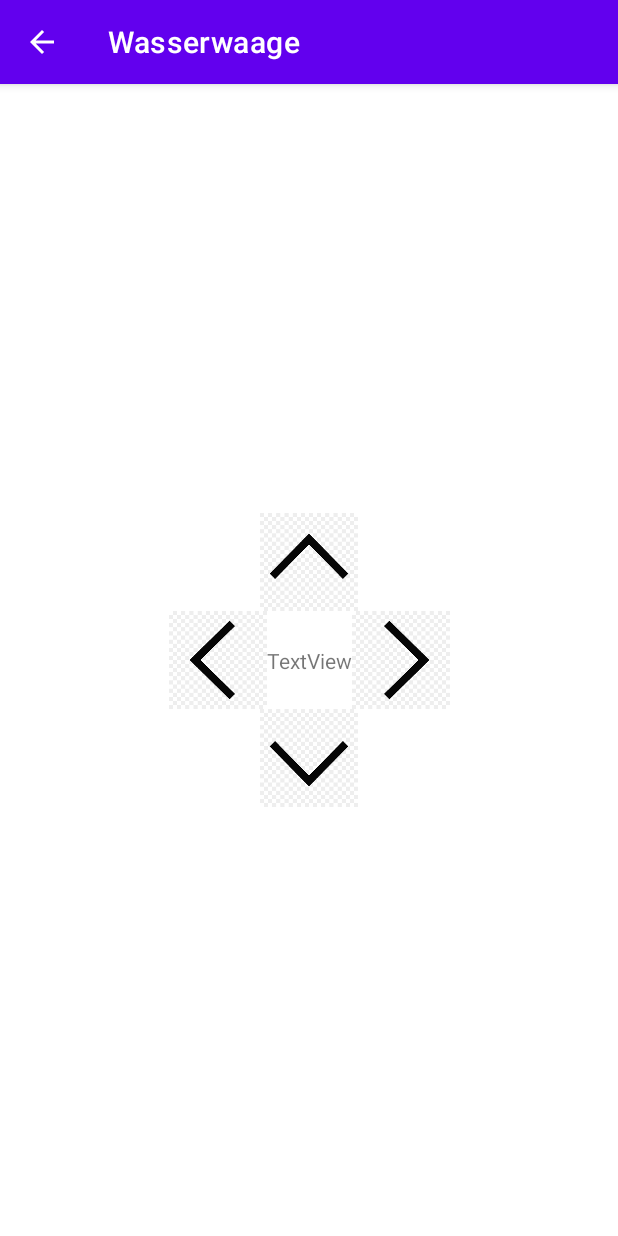
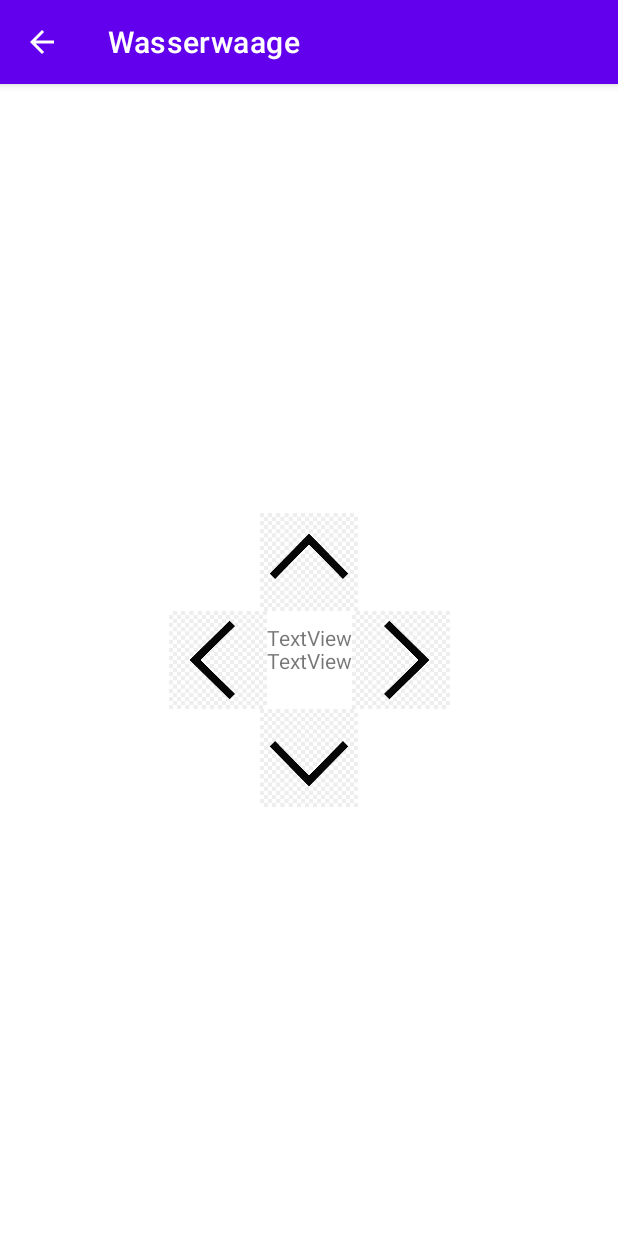
Before and after one commit to Jannik04-cpu/Messurehut, an Android app: the screen it shows after launch (SpiritLevelActivity), after a tap on an icon or button, on a phone screen of 412 x 824 dp. Run offline under Robolectric (Android 15) with nearby library versions, the phone set to English and light mode, and no system bars.

Commit message:
Wasserwaage fertig

```diff
--- a/app/src/main/java/com/example/messurehut/MainActivity.java
+++ b/app/src/main/java/com/example/messurehut/MainActivity.java
@@ -3,9 +3,15 @@ package com.example.messurehut;
 import androidx.appcompat.app.ActionBar;
 import androidx.appcompat.app.AppCompatActivity;
 
+import android.content.Context;
 import android.content.Intent;
+import android.hardware.Sensor;
+import android.hardware.SensorManager;
 import android.os.Bundle;
+import android.util.Log;
 import android.view.View;
+
+import java.util.List;
 
 public class MainActivity extends AppCompatActivity {
 
@@ -14,6 +20,14 @@ public class MainActivity extends AppCompatActivity {
         super.onCreate(savedInstanceState);
         setContentView(R.layout.activity_main);
         setTitle(getString(R.string.app_name));
+
+        final SensorManager sensorManager;
+        sensorManager = (SensorManager) getSystemService(Context.SENSOR_SERVICE);
+        List<Sensor> sensors = sensorManager.getSensorList(Sensor.TYPE_ALL);
+
+        for (Sensor sensor : sensors) {
+            Log.d("Sensor", sensor.getName());
+        }
     }
 
     public void onClickEar(View v){
--- a/app/src/main/java/com/example/messurehut/SpiritLevelActivity.java
+++ b/app/src/main/java/com/example/messurehut/SpiritLevelActivity.java
@@ -3,21 +3,22 @@ package com.example.messurehut;
 import androidx.appcompat.app.ActionBar;
 import androidx.appcompat.app.AppCompatActivity;
 
-import android.graphics.Color;
 import android.os.Bundle;
 import android.view.MenuItem;
 import android.view.View;
 import android.widget.ImageView;
+import android.widget.TextView;
 
-import com.example.messurehut.sensor.Gyroscope;
+import com.example.messurehut.sensor.RotationVector;
 
 public class SpiritLevelActivity extends AppCompatActivity {
 
-    private Gyroscope gyroscope;
+    private RotationVector rotationVector;
 
     @Override
     protected void onCreate(Bundle savedInstanceState) {
         super.onCreate(savedInstanceState);
+
         setContentView(R.layout.activity_spirit_level);
 
         setTitle("Wasserwaage");
@@ -26,32 +27,43 @@ public class SpiritLevelActivity extends AppCompatActivity {
         if(actionBar != null){
             actionBar.setDisplayHomeAsUpEnabled(true);
         }
-        gyroscope = new Gyroscope(this);
+//        gyroscope = new Gyroscope(this);
+        rotationVector = new RotationVector(this);
+    }
 
-        gyroscope.setListener(new Gyroscope.Listener() {
+    @Override
+    protected void onStart(){
+        super.onStart();
 
+        TextView X = (TextView)findViewById(R.id.X);
+        TextView Y = (TextView)findViewById(R.id.Y);
+
+        ImageView imgUp = (ImageView)findViewById(R.id.up);
+        ImageView imgDown = (ImageView)findViewById(R.id.down);
+        ImageView imgLeft = (ImageView)findViewById(R.id.left);
+        ImageView imgRight = (ImageView)findViewById(R.id.right);
+
+        rotationVector.setListener(new RotationVector.Listener() {
             @Override
             public void onRotation(float rx, float ry, float rz) {
-
-                ImageView imgUp = (ImageView)findViewById(R.id.up);
-                ImageView imgDown = (ImageView)findViewById(R.id.down);
-                ImageView imgLeft = (ImageView)findViewById(R.id.left);
-                ImageView imgRight = (ImageView)findViewById(R.id.right);
+                X.setText(String.format("%.2f", rx));
+                Y.setText(String.format("%.2f", ry));
 
                 imgUp.setVisibility(View.INVISIBLE);
                 imgDown.setVisibility(View.INVISIBLE);
                 imgLeft.setVisibility(View.INVISIBLE);
                 imgRight.setVisibility(View.INVISIBLE);
-                if(rx > 0f){
+
+                if(Float.parseFloat(String.format("%.2f", rx)) > 0f){
                     imgDown.setVisibility(View.VISIBLE);
                 }
-                else if(rx < 0f){
+                else if(Float.parseFloat(String.format("%.2f", rx)) < 0f){
                     imgUp.setVisibility(View.VISIBLE);
                 }
-                if(ry > 0f){
+                if(Float.parseFloat(String.format("%.2f", ry)) > 0f){
                     imgRight.setVisibility(View.VISIBLE);
                 }
-                else if(ry < 0f){
+                else if(Float.parseFloat(String.format("%.2f", ry)) < 0f){
                     imgLeft.setVisibility(View.VISIBLE);
                 }
             }
@@ -62,14 +74,14 @@ public class SpiritLevelActivity extends AppCompatActivity {
     protected void onResume(){
         super.onResume();
 
-        gyroscope.register();
+        rotationVector.register();
     }
 
     @Override
     protected void onPause(){
         super.onPause();
 
-        gyroscope.unregister();
+        rotationVector.unregister();
     }
 
     @Override
--- a/app/src/main/java/com/example/messurehut/sensor/Gyroscope.java
+++ b/app/src/main/java/com/example/messurehut/sensor/RotationVector.java
@@ -6,7 +6,7 @@ import android.hardware.SensorEvent;
 import android.hardware.SensorEventListener;
 import android.hardware.SensorManager;
 
-public class Gyroscope {
+public class RotationVector {
 
     public interface Listener{
         void onRotation(float rx, float ry, float rz);
@@ -22,9 +22,9 @@ public class Gyroscope {
     private Sensor sensor;
     private SensorEventListener sensorEventListener;
 
-    public Gyroscope(Context context){
+    public RotationVector(Context context){
         sensorManager = (SensorManager) context.getSystemService(Context.SENSOR_SERVICE);
-        sensor = sensorManager.getDefaultSensor(Sensor.TYPE_GYROSCOPE);
+        sensor = sensorManager.getDefaultSensor(Sensor.TYPE_ROTATION_VECTOR);
         sensorEventListener = new SensorEventListener() {
             @Override
             public void onSensorChanged(SensorEvent sensorEvent) {
--- a/app/src/main/res/layout/activity_spirit_level.xml
+++ b/app/src/main/res/layout/activity_spirit_level.xml
@@ -33,7 +33,7 @@
         android:layout_width="65dp"
         android:layout_height="65dp"
         app:layout_constraintBottom_toBottomOf="parent"
-        app:layout_constraintEnd_toStartOf="@+id/textView"
+        app:layout_constraintEnd_toStartOf="@+id/X"
         app:layout_constraintHorizontal_bias="1.0"
         app:layout_constraintStart_toStartOf="parent"
         app:layout_constraintTop_toTopOf="parent"
@@ -46,17 +46,30 @@
         app:layout_constraintBottom_toBottomOf="parent"
         app:layout_constraintEnd_toEndOf="parent"
         app:layout_constraintHorizontal_bias="0.0"
-        app:layout_constraintStart_toEndOf="@+id/textView"
+        app:layout_constraintStart_toEndOf="@+id/X"
         app:layout_constraintTop_toTopOf="parent"
         app:srcCompat="@drawable/icon_arrow_right" />
 
     <TextView
-        android:id="@+id/textView"
+        android:id="@+id/X"
         android:layout_width="wrap_content"
         android:layout_height="wrap_content"
         android:text="TextView"
         app:layout_constraintBottom_toBottomOf="parent"
         app:layout_constraintEnd_toEndOf="parent"
+        app:layout_constraintHorizontal_bias="0.501"
+        app:layout_constraintStart_toStartOf="parent"
+        app:layout_constraintTop_toTopOf="parent"
+        app:layout_constraintVertical_bias="0.48000002" />
+
+    <TextView
+        android:id="@+id/Y"
+        android:layout_width="wrap_content"
+        android:layout_height="wrap_content"
+        android:text="TextView"
+        app:layout_constraintBottom_toBottomOf="parent"
+        app:layout_constraintEnd_toEndOf="parent"
+        app:layout_constraintHorizontal_bias="0.501"
         app:layout_constraintStart_toStartOf="parent"
         app:layout_constraintTop_toTopOf="parent" />
 
```
